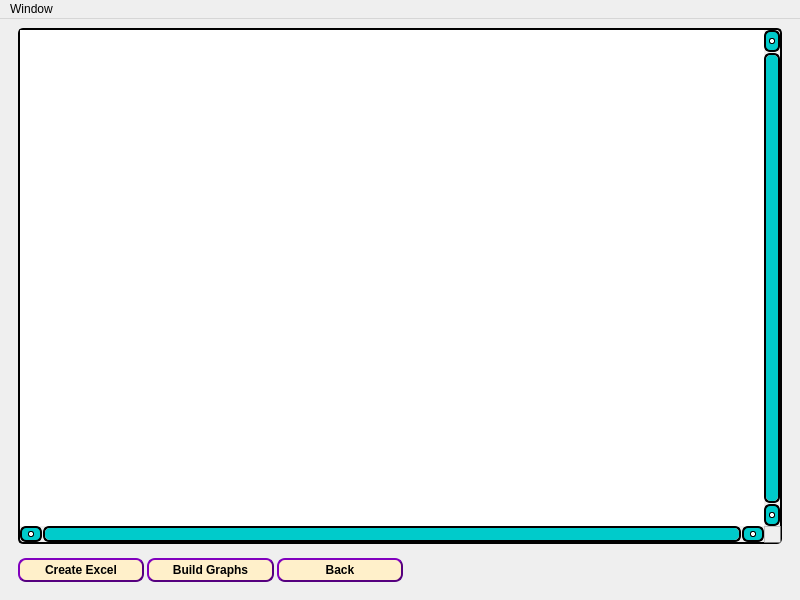
First picture: the form in Gui/VROszicarGUI.ui, repository asolovykh/ProChem, before the edit.
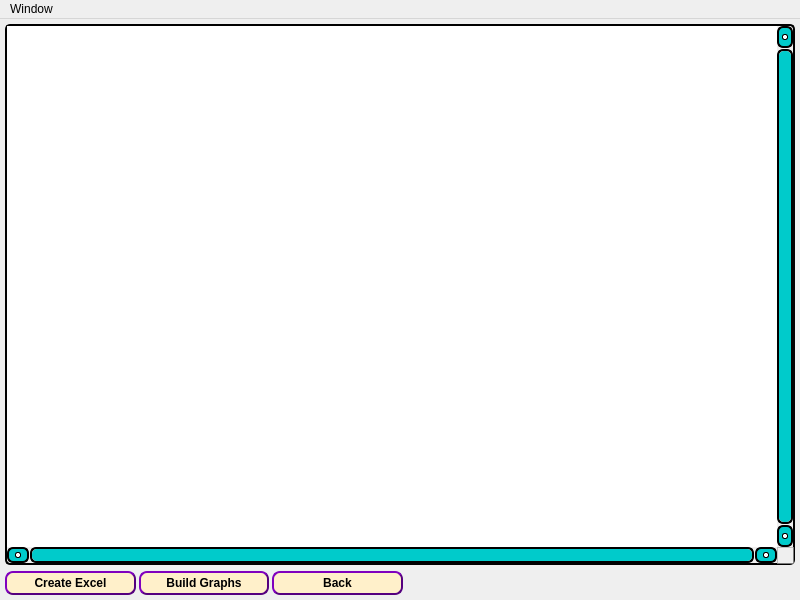
Second picture: the form after the edit. Icons and pictures are not drawn.

The edit to the form file:
```diff
--- a/Gui/VROszicarGUI.ui
+++ b/Gui/VROszicarGUI.ui
@@ -166,19 +166,19 @@
   <widget class="QWidget" name="OszicarMainWidget">
    <layout class="QVBoxLayout" name="verticalLayout" stretch="0,0">
     <property name="spacing">
-     <number>14</number>
+     <number>6</number>
     </property>
     <property name="leftMargin">
-     <number>18</number>
+     <number>5</number>
     </property>
     <property name="topMargin">
-     <number>9</number>
+     <number>5</number>
     </property>
     <property name="rightMargin">
-     <number>18</number>
+     <number>5</number>
     </property>
     <property name="bottomMargin">
-     <number>18</number>
+     <number>5</number>
     </property>
     <item>
      <widget class="QTableView" name="OszicarTableView">
```
